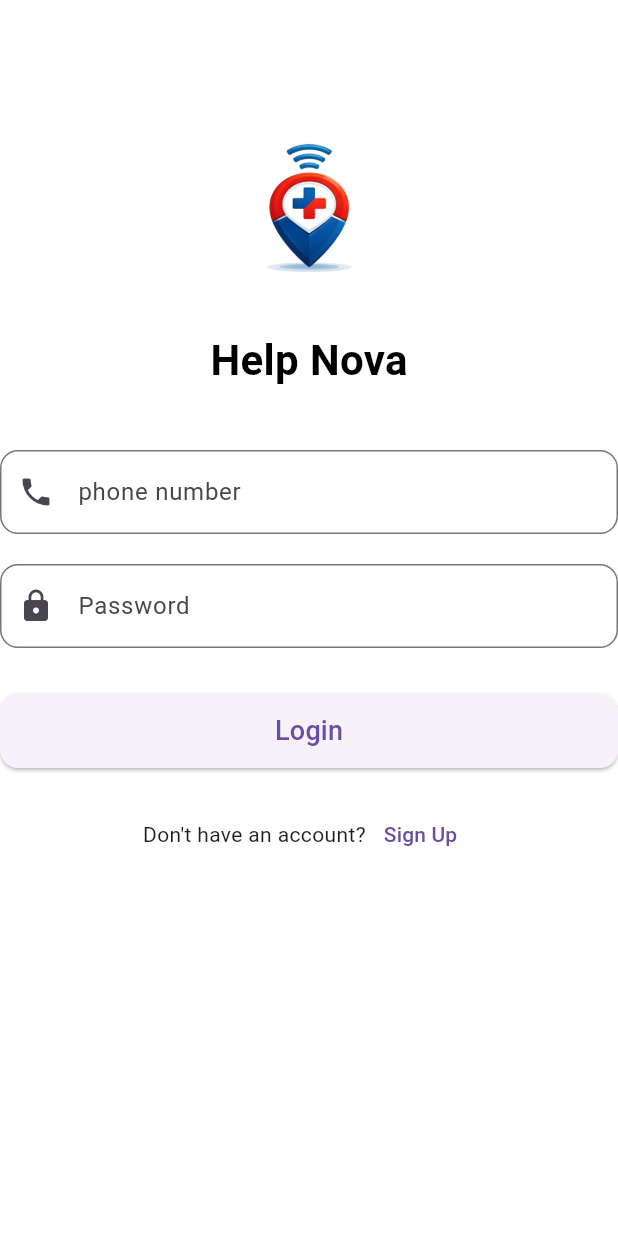
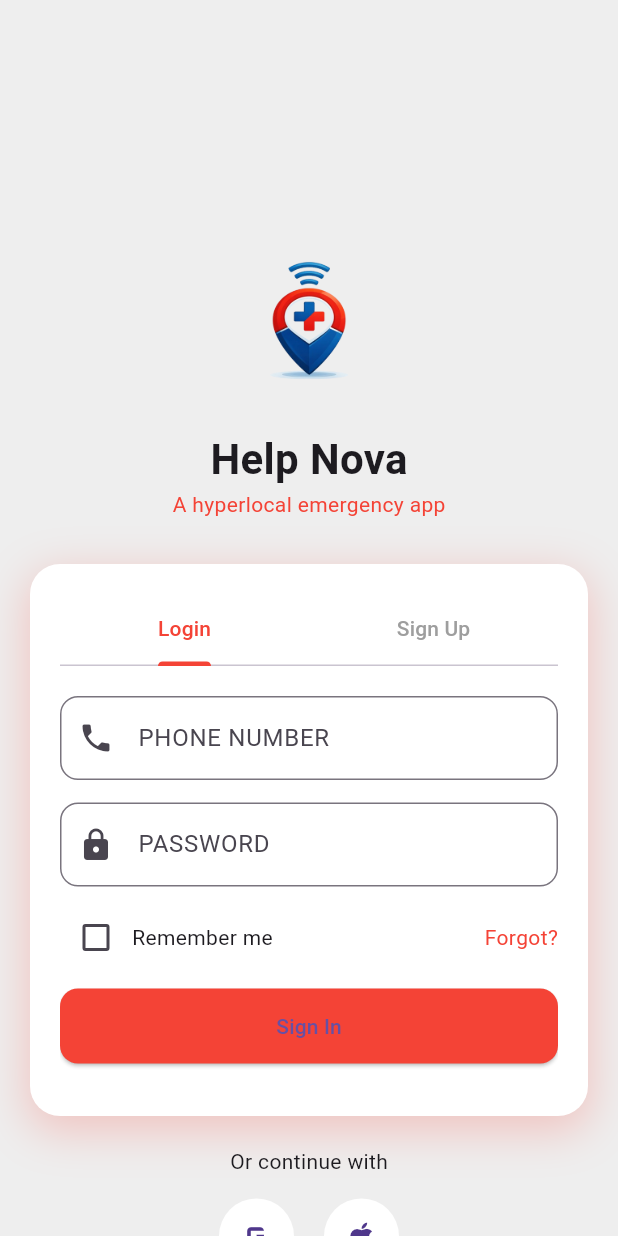
Before and after one commit to kartik480/helpNovaProject, a Flutter app: the screen it shows after launch, on a phone screen of 412 x 824 dp. Run offline on Flutter 3.47's test engine with Material 3 defaults, Android fonts, the phone set to English and light mode, and no system bars.

Commit message:
Rename splash_screen to login_signup and update files

```diff
--- /dev/null
+++ b/lib/login_signup.dart
@@ -0,0 +1,350 @@
+import 'package:flutter/material.dart';
+import 'home_screen.dart';
+import 'register_screen.dart';
+
+
+class LoginSignupScreen extends StatefulWidget {
+  const LoginSignupScreen({super.key});
+
+  @override
+  State<LoginSignupScreen> createState() => _LoginSignupScreenState();
+}
+
+class _LoginSignupScreenState extends State<LoginSignupScreen>
+    with SingleTickerProviderStateMixin {
+
+  late TabController _tabController;
+
+  @override
+  void initState() {
+    super.initState();
+    _tabController = TabController(length: 2, vsync: this);
+  }
+
+  @override
+  Widget build(BuildContext context) {
+
+    return Scaffold(
+      backgroundColor: Colors.grey[200],
+
+      body: SingleChildScrollView(
+        child: Column(
+          children: [
+
+            const SizedBox(height: 80),
+
+            // Logo
+            Column(
+              children: [
+
+                const SizedBox(height: 80),
+
+                SizedBox(
+                  height: 110,
+                  child: Image.asset(
+                    "images/logo.png",
+                    fit: BoxFit.contain,
+                  ),
+                ),
+                const SizedBox(height: 15),
+              ],
+            ),
+
+            const SizedBox(height: 1),
+
+            const Text(
+              "Help Nova",
+              style: TextStyle(
+                  fontSize: 28,
+                  fontWeight: FontWeight.bold),
+            ),
+
+            const Text(
+              "A hyperlocal emergency app",
+              style: TextStyle(color: Colors.red),
+            ),
+
+            const SizedBox(height: 30),
+
+            loginCard(),
+
+            const SizedBox(height: 20),
+
+            socialLogin(),
+
+          ],
+        ),
+      ),
+    );
+  }
+//login card//
+  Widget loginCard() {
+    return Container(
+      margin: const EdgeInsets.symmetric(horizontal: 20),
+      padding: const EdgeInsets.all(20),
+
+      decoration: BoxDecoration(
+        color: Colors.white,
+        borderRadius: BorderRadius.circular(20),
+        boxShadow: [
+          //for shadow glow //
+          BoxShadow(
+            color: Colors.red.withOpacity(0.25), // glow color
+            blurRadius: 25,  // softness of glow
+            spreadRadius: 2, // size of glow
+            offset: Offset(0, 8), // shadow direction
+          ),
+        ],
+      ),
+
+      child: Column(
+        children: [
+
+          TabBar(
+            controller: _tabController,
+            labelColor: Colors.red,
+            unselectedLabelColor: Colors.grey,
+            indicatorColor: Colors.red,
+            tabs: const [
+              Tab(text: "Login"),
+              Tab(text: "Sign Up"),
+
+            ],
+
+          ),
+
+
+
+          const SizedBox(height: 20),
+
+          SizedBox(
+            height: 260,
+            child: TabBarView(
+              controller: _tabController,
+              children: [
+                loginForm(),   // your existing login UI
+                signUpForm(),  // new signup UI
+              ],
+            ),
+          ),
+
+
+
+
+
+        ],
+      ),
+    );
+  }
+
+  //social login section //
+  Widget socialLogin() {
+    return Column(
+      children: [
+
+        const Text("Or continue with"),
+
+        const SizedBox(height: 15),
+
+        Row(
+          mainAxisAlignment: MainAxisAlignment.center,
+          children: [
+
+            CircleAvatar(
+              radius: 25,
+              backgroundColor: Colors.white,
+              child: Icon(Icons.g_mobiledata, size: 30),
+            ),
+
+            const SizedBox(width: 20),
+
+            const CircleAvatar(
+              radius: 25,
+              backgroundColor: Colors.white,
+              child: Icon(Icons.apple),
+            ),
+
+          ],
+        ),
+
+        const SizedBox(height: 20),
+
+        const Padding(
+          padding: EdgeInsets.symmetric(horizontal: 40),
+          child: Text(
+            "By joining, you agree to Help Nova's Terms of Service and Privacy Policy.",
+            textAlign: TextAlign.center,
+            style: TextStyle(fontSize: 12),
+          ),
+        )
+      ],
+    );
+  }
+
+  //login form//
+  Widget loginForm() {
+    return Column(
+      children: [
+
+        TextField(
+          decoration: InputDecoration(
+            prefixIcon: Icon(Icons.phone),
+            hintText: "Enter phone number",
+            border: OutlineInputBorder(
+              borderRadius: BorderRadius.circular(12),
+            ),
+            labelText: "PHONE NUMBER",
+          ),
+        ),
+
+        const SizedBox(height: 15),
+
+        TextField(
+          obscureText: true,
+          decoration: InputDecoration(
+            prefixIcon: Icon(Icons.lock),
+            hintText: "********",
+            border: OutlineInputBorder(
+              borderRadius: BorderRadius.circular(12),
+            ),
+            labelText: "PASSWORD",
+          ),
+        ),
+
+        const SizedBox(height: 10),
+
+        Row(
+          mainAxisAlignment: MainAxisAlignment.spaceBetween,
+          children: [
+            Row(
+              children: [
+                Checkbox(value: false, onChanged: (v) {}),
+                Text("Remember me"),
+              ],
+            ),
+            Text(
+              "Forgot?",
+              style: TextStyle(color: Colors.red),
+            )
+          ],
+        ),
+
+        const SizedBox(height: 10),
+
+        SizedBox(
+          width: double.infinity,
+          height: 50,
+          child: ElevatedButton(
+            style: ElevatedButton.styleFrom(
+              backgroundColor: Colors.red,
+              shape: RoundedRectangleBorder(
+                borderRadius: BorderRadius.circular(12),
+              ),
+            ),
+            onPressed: () {},
+            child: const Text("Sign In"),
+          ),
+        ),
+
+      ],
+    );
+  }
+
+  //signup form//
+  Widget signUpForm() {
+    return SingleChildScrollView(
+      child: Column(
+        children: [
+
+          TextField(
+            decoration: InputDecoration(
+              labelText: "FULL NAME",
+              hintText: "John Doe",
+              border: OutlineInputBorder(
+                borderRadius: BorderRadius.circular(12),
+              ),
+            ),
+          ),
+
+          const SizedBox(height: 15),
+
+          TextField(
+            decoration: InputDecoration(
+              labelText: "PHONE NUMBER",
+              hintText: "+1 234 567 890",
+              border: OutlineInputBorder(
+                borderRadius: BorderRadius.circular(12),
+              ),
+            ),
+          ),
+
+          const SizedBox(height: 15),
+
+          TextField(
+            decoration: InputDecoration(
+              labelText: "EMAIL",
+              hintText: "john@example.com",
+              border: OutlineInputBorder(
+                borderRadius: BorderRadius.circular(12),
+              ),
+            ),
+          ),
+
+          const SizedBox(height: 15),
+
+          Row(
+            children: [
+
+              Expanded(
+                child: TextField(
+                  obscureText: true,
+                  decoration: InputDecoration(
+                    labelText: "PASSWORD",
+                    border: OutlineInputBorder(
+                      borderRadius: BorderRadius.circular(12),
+                    ),
+                  ),
+                ),
+              ),
+
+              const SizedBox(width: 10),
+
+              Expanded(
+                child: TextField(
+                  obscureText: true,
+                  decoration: InputDecoration(
+                    labelText: "CONFIRM",
+                    border: OutlineInputBorder(
+                      borderRadius: BorderRadius.circular(12),
+                    ),
+                  ),
+                ),
+              ),
+
+            ],
+          ),
+
+          const SizedBox(height: 15),
+
+          SizedBox(
+            width: double.infinity,
+            height: 50,
+            child: ElevatedButton(
+              style: ElevatedButton.styleFrom(
+                backgroundColor: Colors.red,
+              ),
+              onPressed: () {},
+              child: const Text("Create Account"),
+            ),
+          ),
+
+        ],
+      ),
+    );
+  }
+
+
+
+
+
+}
--- a/lib/main.dart
+++ b/lib/main.dart
@@ -1,5 +1,5 @@
 import 'package:flutter/material.dart';
-import 'splash_screen.dart';
+import 'login_signup.dart';
 
 void main(){
   runApp(const MyApp());
@@ -12,7 +12,7 @@ class MyApp extends StatelessWidget{
     // TODO: implement build
     return const MaterialApp(
       debugShowCheckedModeBanner: false,
-      home: SplashScreen(),
+      home: LoginSignupScreen(),
     );
   }
 }
--- a/lib/splash_screen.dart
+++ /dev/null
@@ -1,104 +0,0 @@
-import 'package:flutter/material.dart';
-import 'home_screen.dart';
-import 'register_screen.dart';
-class SplashScreen extends StatelessWidget{
-  const SplashScreen({super.key});
-
-  @override
-  Widget build(BuildContext context) {
-    // TODO: implement build
-    return Scaffold(
-      backgroundColor: Colors.white,
-      body: SafeArea(
-        child: Column(
-          children: [
-            const SizedBox(height: 80),
-            Center(
-              child: Image.asset(
-                "images/logo.png",
-                height: 120,
-              ),
-            ),
-            const SizedBox(height: 20),
-            //App name
-            const Text(
-              "Help Nova",
-              style: TextStyle(
-                fontSize: 28,
-                fontWeight: FontWeight.bold,
-                color: Colors.black,
-              ),
-            ),
-
-            const SizedBox(height: 40),
-
-            //phone no field
-            TextField(
-              keyboardType: TextInputType.phone,
-              decoration: InputDecoration(
-                hintText: "phone number",
-                prefixIcon: const Icon(Icons.phone),
-                border: OutlineInputBorder(
-                  borderRadius: BorderRadius.circular(12),
-                ),
-              ),
-            ),
-            const SizedBox(height: 20),
-            //password field
-            TextField(
-            obscureText: true,
-              decoration: InputDecoration(
-                hintText: "Password",
-                prefixIcon: const Icon(Icons.lock),
-                border: OutlineInputBorder(
-                  borderRadius: BorderRadius.circular(12),
-                ),
-              ),
-            ),
-            const SizedBox(height: 30),
-            //Login button
-            SizedBox(
-              width: double.infinity,
-              height: 50,
-              child: ElevatedButton(
-                onPressed: (){
-                  Navigator.push(
-                    context,
-                    MaterialPageRoute(
-                      builder: (context) => const HomeScreen(),
-                    )
-                  );
-                },
-                style: ElevatedButton.styleFrom(
-                  shape: RoundedRectangleBorder(
-                    borderRadius: BorderRadius.circular(12)
-                  ),
-                ),
-                child: const Text("Login" , style: TextStyle(fontSize: 18),),
-              ),
-            ),
-            const SizedBox(height: 20),
-            //Sign up button
-            Row(
-              mainAxisAlignment: MainAxisAlignment.center,
-              children: [
-                const Text("Don't have an account?"),
-                  TextButton(
-                    onPressed: (){
-                      Navigator.push(
-                        context ,
-                        MaterialPageRoute(
-                          builder: (context) => const RegisterScreen(),
-                        )
-                      );
-                    },
-                    child: const Text("Sign Up"),
-                  )
-              ],
-            ),
-          ],
-        ),
-      ),
-    );
-  }
-}
```
